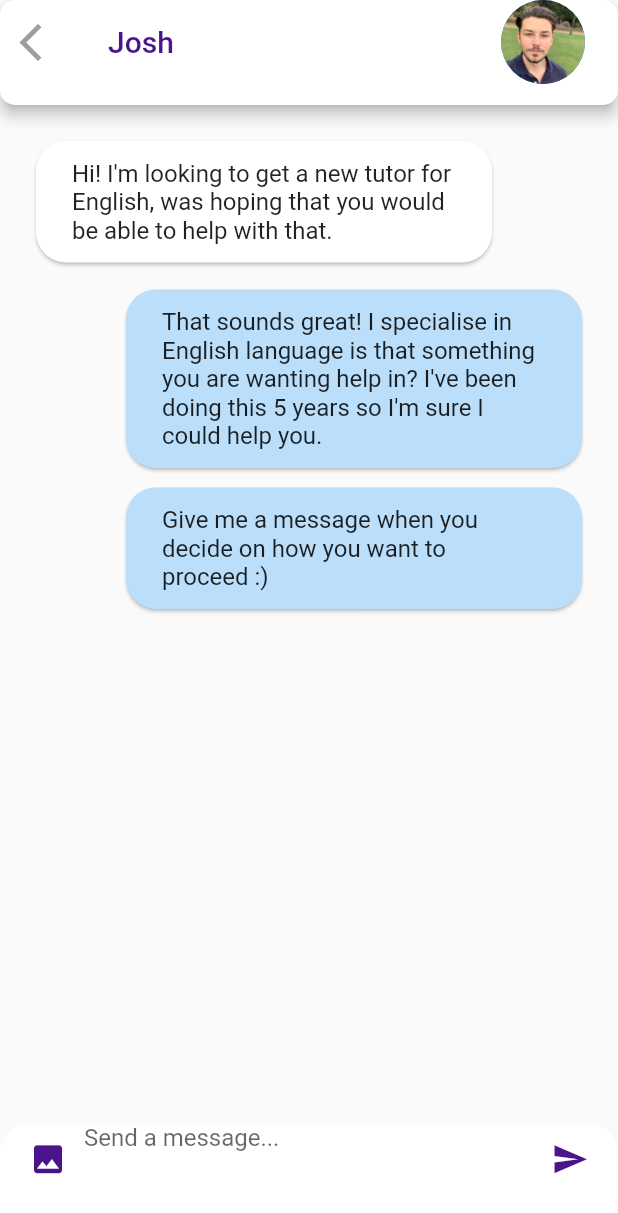
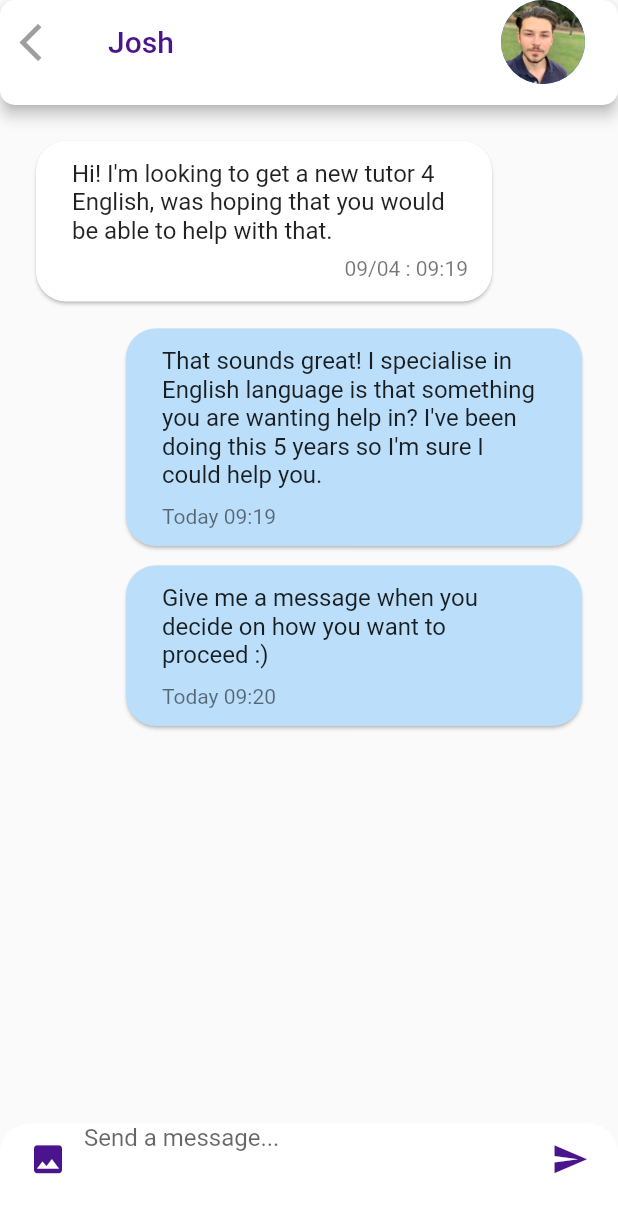
Before and after one commit to aj2109/Pocket-Pro, a Flutter app: the MessagingPage screen opened directly, on a phone screen of 412 x 824 dp. Shown: the top 1213 px of the screen. Run offline on Flutter 3.47's test engine with Material 2 defaults, Android fonts, the phone set to English and light mode, and no system bars.

Commit message:
Added time to chat UI

```diff
--- a/pocket_pro/lib/messaging_page.dart
+++ b/pocket_pro/lib/messaging_page.dart
@@ -74,8 +74,17 @@ class _MessagingPageState extends State<MessagingPage> {
                             title: Padding(
                               padding: const EdgeInsets.all(8.0),
                               child: Text(
-                                "Hi! I'm looking to get a new tutor for English, was hoping that you would be able to help with that.",
+                                "Hi! I'm looking to get a new tutor 4 English, was hoping that you would be able to help with that.",
                               ),
+                            ),
+                            subtitle: Column(
+                              crossAxisAlignment: CrossAxisAlignment.end,
+                              children: <Widget>[
+                                Text('09/04 : 09:19'),
+                                SizedBox(
+                                  height: 10,
+                                ),
+                              ],
                             ),
                           ),
                         ),
@@ -93,6 +102,15 @@ class _MessagingPageState extends State<MessagingPage> {
                               title: Text(
                                 "That sounds great! I specialise in English language is that something you are wanting help in? I've been doing this 5 years so I'm sure I could help you.",
                               ),
+                              subtitle: Column(
+                                crossAxisAlignment: CrossAxisAlignment.start,
+                                children: <Widget>[
+                                  SizedBox(
+                                    height: 10,
+                                  ),
+                                  Text('Today 09:19'),
+                                ],
+                              ),
                             ),
                           ),
                         ),
@@ -109,6 +127,15 @@ class _MessagingPageState extends State<MessagingPage> {
                             child: ListTile(
                               title: Text(
                                 "Give me a message when you decide on how you want to proceed :)",
+                              ),
+                              subtitle: Column(
+                                crossAxisAlignment: CrossAxisAlignment.start,
+                                children: <Widget>[
+                                  SizedBox(
+                                    height: 10,
+                                  ),
+                                  Text('Today 09:20'),
+                                ],
                               ),
                             ),
                           ),
```
